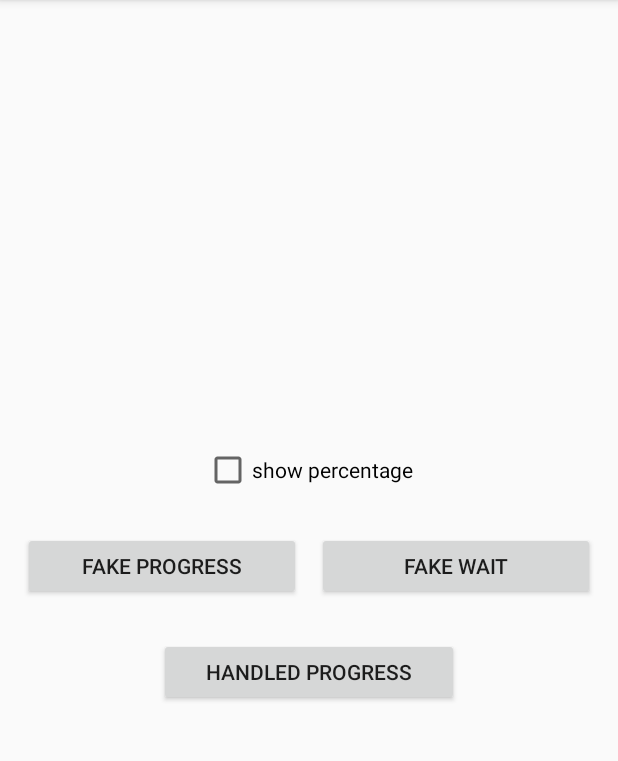
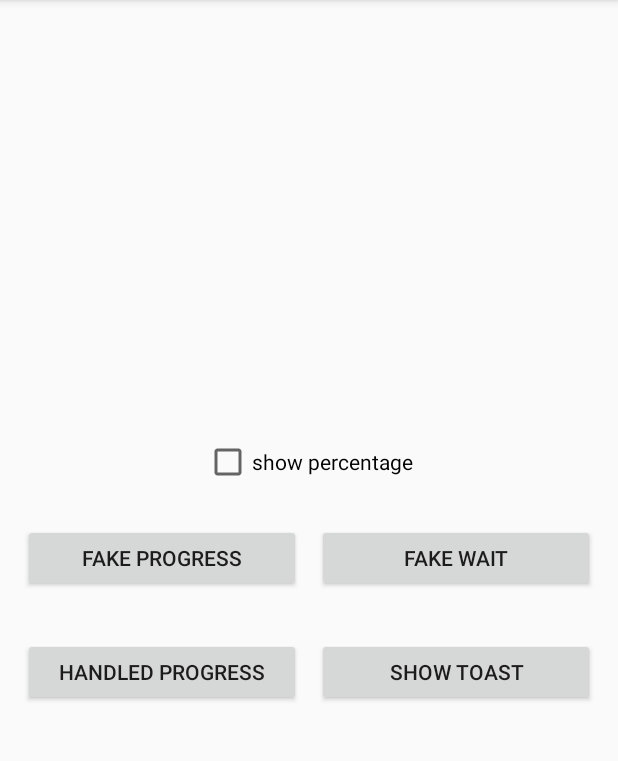
Before and after one commit to BaselHorany/ProgressStatusBar, an Android app: the screen it shows after launch (MainActivity), on a phone screen of 412 x 824 dp, the part 84-845 px from its top. Run offline under Robolectric (Android 15) with nearby library versions, the phone set to English and light mode, and no system bars.

Commit message:
Update activity_main.xml

```diff
--- a/app/src/main/res/layout/activity_main.xml
+++ b/app/src/main/res/layout/activity_main.xml
@@ -42,12 +42,32 @@
                 android:layout_margin="5dp" />
         </LinearLayout>
 
-        <Button
-            android:text="handled progress"
-            android:id="@+id/handled"
-            android:layout_width="200dp"
-            android:layout_height="45dp"
+        <LinearLayout
+            android:weightSum="2.0"
+            android:orientation="horizontal"
+            android:layout_width="match_parent"
+            android:layout_height="wrap_content"
             android:gravity="center_vertical|center_horizontal"
-            android:layout_marginTop="20dp" />
+            android:layout_marginTop="20dp"
+            android:layout_marginLeft="10dp"
+            android:layout_marginRight="10dp">
+
+            <Button
+                android:text="handled progress"
+                android:id="@+id/handled"
+                android:layout_weight="1.0"
+                android:layout_width="0dp"
+                android:layout_height="45dp"
+                android:gravity="center_vertical|center_horizontal"
+                android:layout_margin="5dp" />
+            <Button
+                android:text="show toast"
+                android:id="@+id/toast"
+                android:layout_weight="1.0"
+                android:layout_width="0dp"
+                android:layout_height="45dp"
+                android:gravity="center_vertical|center_horizontal"
+                android:layout_margin="5dp" />
+        </LinearLayout>
     </LinearLayout>
 </RelativeLayout>
```
